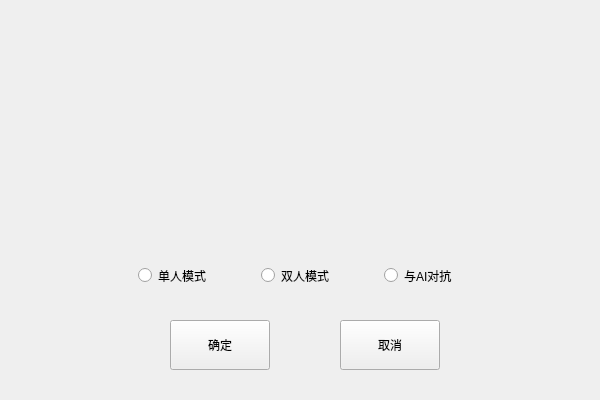
CHEN20060804/huarongdao, file loadgamepage.ui: the form before one commit.
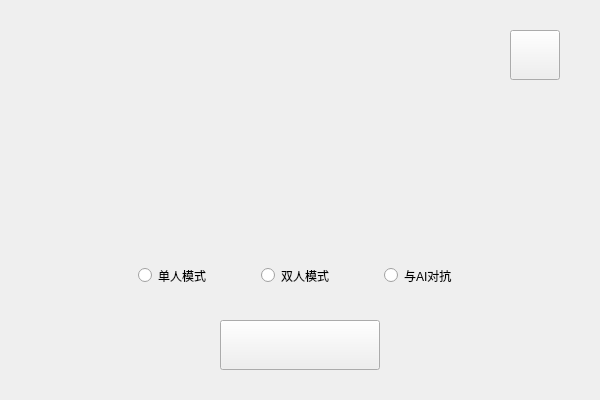
The form after the commit. Custom widgets are drawn as their Qt base class.

The edit to the form file:
```diff
--- a/loadgamepage.ui
+++ b/loadgamepage.ui
@@ -16,27 +16,27 @@
   <widget class="MainButton" name="sureBtn">
    <property name="geometry">
     <rect>
-     <x>170</x>
+     <x>220</x>
      <y>320</y>
-     <width>100</width>
+     <width>160</width>
      <height>50</height>
     </rect>
    </property>
    <property name="text">
-    <string>确定</string>
+    <string/>
    </property>
   </widget>
   <widget class="MainButton" name="cancelBtn">
    <property name="geometry">
     <rect>
-     <x>340</x>
-     <y>320</y>
-     <width>100</width>
+     <x>510</x>
+     <y>30</y>
+     <width>50</width>
      <height>50</height>
     </rect>
    </property>
    <property name="text">
-    <string>取消</string>
+    <string/>
    </property>
   </widget>
   <widget class="QRadioButton" name="radioBtnAI">
```
Left out of the diff: 2 changed lines with no effect on the pictures.
